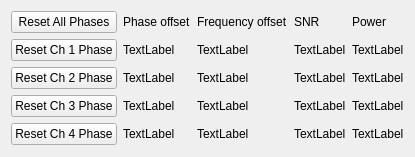
First picture: the form in digital_servo_python_gui/summary_tab.ui, repository jddes/Frequency-comb-DPLL, before the edit.
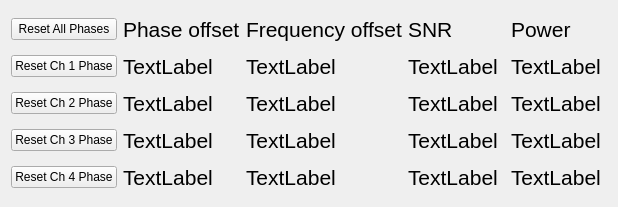
Second picture: the form after the edit.

Commit message: Tweak summary tab gui

What changed in the file:
```diff
--- a/digital_servo_python_gui/summary_tab.ui
+++ b/digital_servo_python_gui/summary_tab.ui
@@ -6,8 +6,8 @@
    <rect>
     <x>0</x>
     <y>0</y>
-    <width>399</width>
-    <height>157</height>
+    <width>618</width>
+    <height>207</height>
    </rect>
   </property>
   <property name="windowTitle">
@@ -16,6 +16,11 @@
   <layout class="QGridLayout" name="gridLayout">
    <item row="2" column="2">
     <widget class="QLabel" name="lblFreq2">
+     <property name="font">
+      <font>
+       <pointsize>16</pointsize>
+      </font>
+     </property>
      <property name="text">
       <string>TextLabel</string>
      </property>
@@ -23,6 +28,11 @@
    </item>
    <item row="4" column="3">
     <widget class="QLabel" name="lblSNR4">
+     <property name="font">
+      <font>
+       <pointsize>16</pointsize>
+      </font>
+     </property>
      <property name="text">
       <string>TextLabel</string>
      </property>
@@ -30,6 +40,11 @@
    </item>
    <item row="4" column="4">
     <widget class="QLabel" name="lblPower4">
+     <property name="font">
+      <font>
+       <pointsize>16</pointsize>
+      </font>
+     </property>
      <property name="text">
       <string>TextLabel</string>
      </property>
@@ -37,6 +52,11 @@
    </item>
    <item row="4" column="2">
     <widget class="QLabel" name="lblFreq4">
+     <property name="font">
+      <font>
+       <pointsize>16</pointsize>
+      </font>
+     </property>
      <property name="text">
       <string>TextLabel</string>
      </property>
@@ -51,6 +71,11 @@
    </item>
    <item row="0" column="1">
     <widget class="QLabel" name="label">
+     <property name="font">
+      <font>
+       <pointsize>16</pointsize>
+      </font>
+     </property>
      <property name="text">
       <string>Phase offset</string>
      </property>
@@ -58,6 +83,11 @@
    </item>
    <item row="0" column="2">
     <widget class="QLabel" name="label_4">
+     <property name="font">
+      <font>
+       <pointsize>16</pointsize>
+      </font>
+     </property>
      <property name="text">
       <string>Frequency offset</string>
      </property>
@@ -65,6 +95,11 @@
    </item>
    <item row="3" column="4">
     <widget class="QLabel" name="lblPower3">
+     <property name="font">
+      <font>
+       <pointsize>16</pointsize>
+      </font>
+     </property>
      <property name="text">
       <string>TextLabel</string>
      </property>
@@ -72,6 +107,11 @@
    </item>
    <item row="4" column="1">
     <widget class="QLabel" name="lblPhase4">
+     <property name="font">
+      <font>
+       <pointsize>16</pointsize>
+      </font>
+     </property>
      <property name="text">
       <string>TextLabel</string>
      </property>
@@ -93,6 +133,11 @@
    </item>
    <item row="3" column="2">
     <widget class="QLabel" name="lblFreq3">
+     <property name="font">
+      <font>
+       <pointsize>16</pointsize>
+      </font>
+     </property>
      <property name="text">
       <string>TextLabel</string>
      </property>
@@ -100,6 +145,11 @@
    </item>
    <item row="3" column="3">
     <widget class="QLabel" name="lblSNR3">
+     <property name="font">
+      <font>
+       <pointsize>16</pointsize>
+      </font>
+     </property>
      <property name="text">
       <string>TextLabel</string>
      </property>
@@ -107,6 +157,11 @@
    </item>
    <item row="0" column="4">
     <widget class="QLabel" name="label_7">
+     <property name="font">
+      <font>
+       <pointsize>16</pointsize>
+      </font>
+     </property>
      <property name="text">
       <string>Power</string>
      </property>
@@ -114,6 +169,11 @@
    </item>
    <item row="2" column="3">
     <widget class="QLabel" name="lblSNR2">
+     <property name="font">
+      <font>
+       <pointsize>16</pointsize>
+      </font>
+     </property>
      <property name="text">
       <string>TextLabel</string>
      </property>
@@ -128,6 +188,11 @@
    </item>
    <item row="2" column="1">
     <widget class="QLabel" name="lblPhase2">
+     <property name="font">
+      <font>
+       <pointsize>16</pointsize>
+      </font>
+     </property>
      <property name="text">
       <string>TextLabel</string>
      </property>
@@ -135,6 +200,11 @@
    </item>
    <item row="3" column="1">
     <widget class="QLabel" name="lblPhase3">
+     <property name="font">
+      <font>
+       <pointsize>16</pointsize>
+      </font>
+     </property>
      <property name="text">
       <string>TextLabel</string>
      </property>
@@ -142,6 +212,11 @@
    </item>
    <item row="2" column="4">
     <widget class="QLabel" name="lblPower2">
+     <property name="font">
+      <font>
+       <pointsize>16</pointsize>
+      </font>
+     </property>
      <property name="text">
       <string>TextLabel</string>
      </property>
@@ -149,6 +224,11 @@
    </item>
    <item row="0" column="3">
     <widget class="QLabel" name="label_5">
+     <property name="font">
+      <font>
+       <pointsize>16</pointsize>
+      </font>
+     </property>
      <property name="text">
       <string>SNR</string>
      </property>
@@ -156,6 +236,11 @@
    </item>
    <item row="1" column="2">
     <widget class="QLabel" name="lblFreq1">
+     <property name="font">
+      <font>
+       <pointsize>16</pointsize>
+      </font>
+     </property>
      <property name="text">
       <string>TextLabel</string>
      </property>
@@ -163,6 +248,11 @@
    </item>
    <item row="1" column="1">
     <widget class="QLabel" name="lblPhase1">
+     <property name="font">
+      <font>
+       <pointsize>16</pointsize>
+      </font>
+     </property>
      <property name="text">
       <string>TextLabel</string>
      </property>
@@ -177,6 +267,11 @@
    </item>
    <item row="1" column="4">
     <widget class="QLabel" name="lblPower1">
+     <property name="font">
+      <font>
+       <pointsize>16</pointsize>
+      </font>
+     </property>
      <property name="text">
       <string>TextLabel</string>
      </property>
@@ -184,6 +279,11 @@
    </item>
    <item row="1" column="3">
     <widget class="QLabel" name="lblSNR1">
+     <property name="font">
+      <font>
+       <pointsize>16</pointsize>
+      </font>
+     </property>
      <property name="text">
       <string>TextLabel</string>
      </property>
```
The commit also changes 1 other file.
